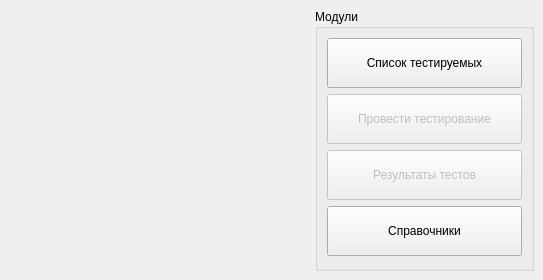
rainovskyqt/PhysFitPWD, file src/mainmenu.ui: the form before one commit.
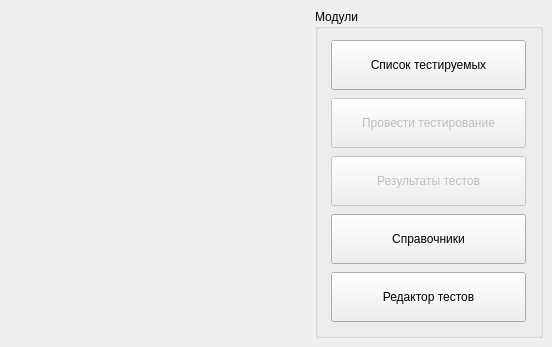
The form after the commit. Icons and pictures are not drawn.

```diff
--- a/src/mainmenu.ui
+++ b/src/mainmenu.ui
@@ -6,8 +6,8 @@
    <rect>
     <x>0</x>
     <y>0</y>
-    <width>543</width>
-    <height>280</height>
+    <width>552</width>
+    <height>347</height>
    </rect>
   </property>
   <property name="windowTitle">
@@ -140,6 +140,28 @@
          </property>
         </widget>
        </item>
+       <item row="4" column="0">
+        <widget class="QToolButton" name="btn_testsEditor">
+         <property name="minimumSize">
+          <size>
+           <width>195</width>
+           <height>50</height>
+          </size>
+         </property>
+         <property name="maximumSize">
+          <size>
+           <width>195</width>
+           <height>50</height>
+          </size>
+         </property>
+         <property name="text">
+          <string>Редактор тестов</string>
+         </property>
+         <property name="toolButtonStyle">
+          <enum>Qt::ToolButtonFollowStyle</enum>
+         </property>
+        </widget>
+       </item>
       </layout>
      </widget>
     </item>
```
Left out of the diff: 50 changed lines with no effect on the pictures.
